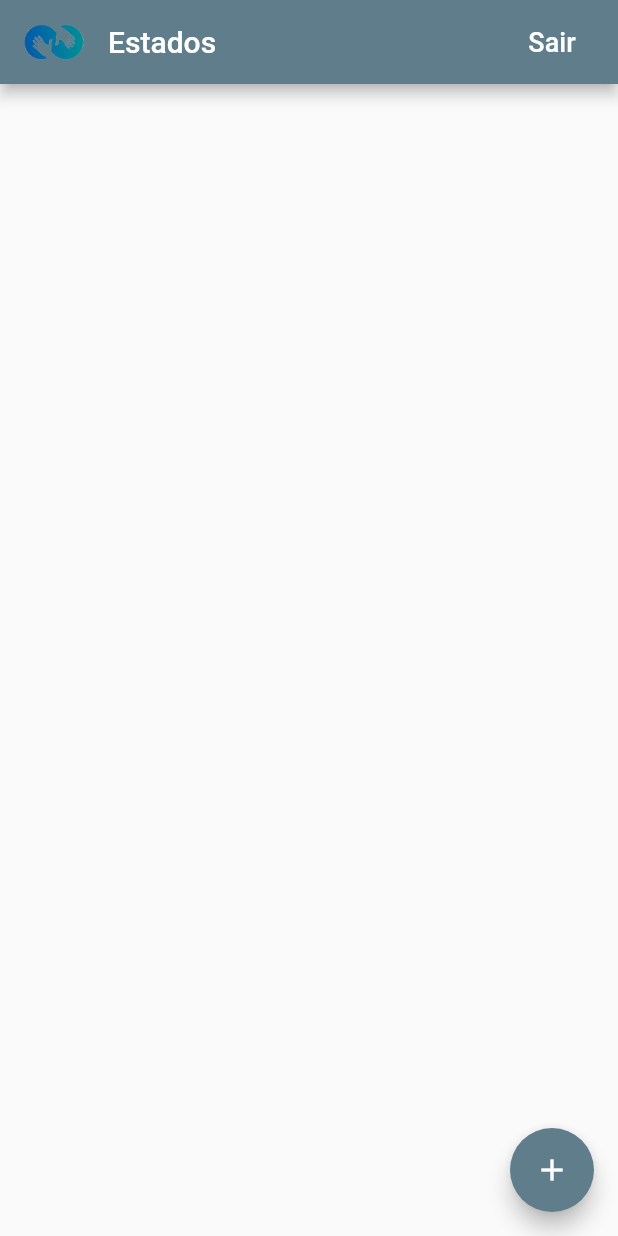
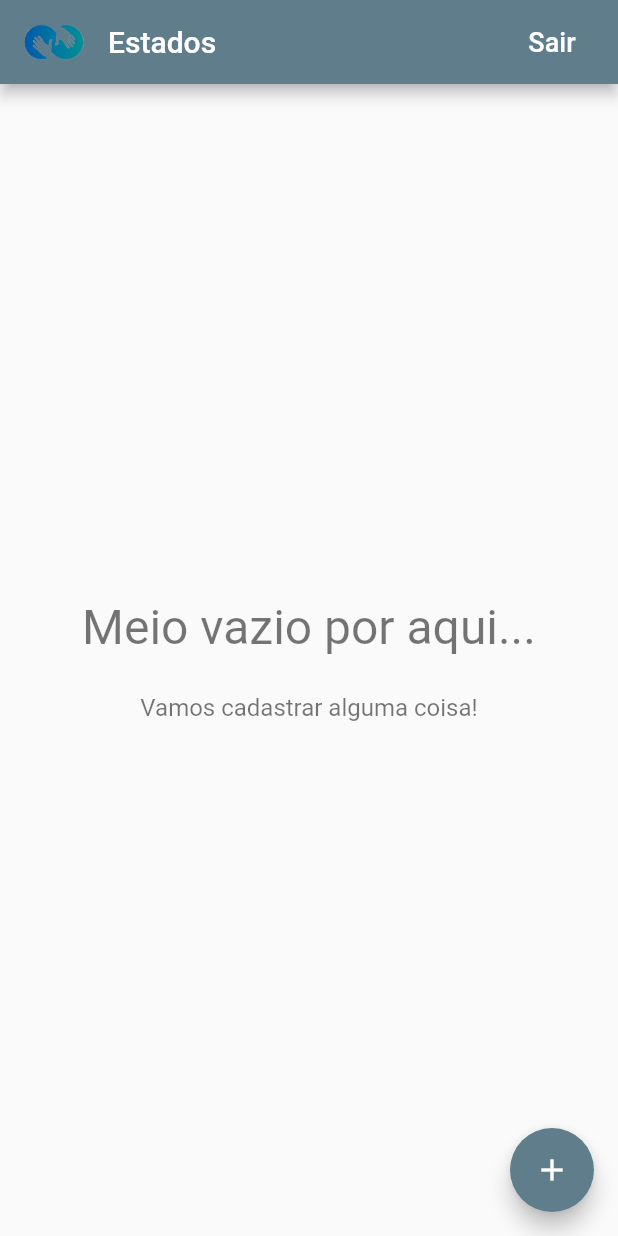
Before and after one commit to epsonlopesdev/inkluime, a Flutter app: the screen it shows once a user with an empty profile is signed in, on a phone screen of 412 x 824 dp. Run offline on Flutter 3.47's test engine with Material 2 defaults, Android fonts, the phone set to English and light mode, and no system bars; our stand-ins replace cloud_firestore, firebase_auth, google_sign_in; missing offline and left inert: flutter_facebook_login; accounts and stored records are empty.

Commit message:
Finalização do CRUD de Estados

```diff
--- a/lib/app/administracao/estado/estado_page.dart
+++ b/lib/app/administracao/estado/estado_page.dart
@@ -4,7 +4,6 @@ import 'package:app/custom_widget/platform_exception_alert_dialog.dart';
 import 'package:flutter/material.dart';
 import 'package:flutter/services.dart';
 import 'package:provider/provider.dart';
-
 import 'model/estado.dart';
 
 class EstadoPage extends StatefulWidget {
@@ -39,8 +38,6 @@ class _EstadoPageState extends State<EstadoPage> {
     if (widget.estado != null) {
       _nomeDoEstado = widget.estado.nomeDoEstado;
       _unidadeFederativa = widget.estado.unidadeFedarativa;
-      print('Estado: $_nomeDoEstado');
-      print('UF: $_unidadeFederativa');
     }
   }
 
--- /dev/null
+++ b/lib/app/administracao/estado/lista_de_itens_builder.dart
@@ -0,0 +1,45 @@
+import 'package:app/app/administracao/estado/sem_conteudo.dart';
+import 'package:flutter/material.dart';
+
+typedef ItemWidgetBuilder<T> = Widget Function(BuildContext context, T item);
+
+class ListItemsBuilder<T> extends StatelessWidget {
+  const ListItemsBuilder(
+      {Key key, @required this.snapshot, @required this.itemBuilder})
+      : super(key: key);
+  final AsyncSnapshot<List<T>> snapshot;
+  final ItemWidgetBuilder<T> itemBuilder;
+
+  @override
+  Widget build(BuildContext context) {
+    if (snapshot.hasData) {
+      final List<T> items = snapshot.data;
+      if (items.isNotEmpty) {
+        return _buildList(items);
+      } else {
+        return SemConteudo();
+      }
+    } else if (snapshot.hasError) {
+      return SemConteudo(
+        titulo: 'Algo deu errado...',
+        mensagem: 'Não foi possivel carregar o conteúdo',
+      );
+    }
+    return Center(
+      child: CircularProgressIndicator(),
+    );
+  }
+
+  Widget _buildList(List<T> items) {
+    return ListView.separated(
+      itemCount: items.length + 2,
+      separatorBuilder: (context, index) => Divider(height: 0.5),
+      itemBuilder: (context, index) {
+        if (index == 0 || index == items.length + 1) {
+          return Container();
+        }
+        return itemBuilder(context, items[index - 1]);
+      },
+    );
+  }
+}
--- /dev/null
+++ b/lib/app/administracao/estado/sem_conteudo.dart
@@ -0,0 +1,32 @@
+import 'package:flutter/material.dart';
+
+class SemConteudo extends StatelessWidget {
+  const SemConteudo(
+      {Key key,
+      this.titulo = 'Meio vazio por aqui...',
+      this.mensagem = 'Vamos cadastrar alguma coisa!'})
+      : super(key: key);
+
+  final String titulo;
+  final String mensagem;
+
+  @override
+  Widget build(BuildContext context) {
+    return Center(
+      child: Column(
+        mainAxisAlignment: MainAxisAlignment.center,
+        children: <Widget>[
+          Text(
+            titulo,
+            style: TextStyle(fontSize: 32, color: Colors.black54),
+          ),
+          SizedBox(height: 25,),
+          Text(
+            mensagem,
+            style: TextStyle(fontSize: 16, color: Colors.black54),
+          ),
+        ],
+      ),
+    );
+  }
+}
--- a/lib/app/administracao/estado/visualiza_page.dart
+++ b/lib/app/administracao/estado/visualiza_page.dart
@@ -1,9 +1,11 @@
 import 'package:app/app/administracao/estado/estado_page.dart';
+import 'package:app/app/administracao/estado/lista_de_itens_builder.dart';
 import 'package:app/app/administracao/estado/lista_tile.dart';
 import 'package:app/app/servicos/autorizacao.dart';
 import 'package:app/app/servicos/banco_de_dados.dart';
 import 'package:app/custom_widget/platform_alert_dialog.dart';
 import 'package:flutter/material.dart';
+import 'package:flutter/services.dart';
 import 'package:provider/provider.dart';
 import 'model/estado.dart';
 
@@ -26,6 +28,19 @@ class VisualizaEstadoPage extends StatelessWidget {
     ).show(context);
     if (encerramentoDaSessao == true) {
       _encerraSessao(context);
+    }
+  }
+
+  Future<void> _exclui(BuildContext context, Estado estado) async {
+    try{
+      final bancoDeDados = Provider.of<BancoDeDados>(context);
+      await bancoDeDados.excluiEstado(estado);
+    } on PlatformException catch (e) {
+      PlatformAlertDialog(
+        title: 'Algo deu errado... :(',
+        content: 'Não foi possivel excluir o estado.',
+        defaultActionText: 'Fechar',
+      ).show(context);
     }
   }
 
@@ -65,22 +80,21 @@ class VisualizaEstadoPage extends StatelessWidget {
     return StreamBuilder<List<Estado>>(
       stream: bancoDeDados.estadosStream(),
       builder: (context, instantaneo) {
-        if (instantaneo.hasData) {
-          final estados = instantaneo.data;
-          final children = estados
-              .map((estado) => ListaTileDeEstado(
+        return ListItemsBuilder<Estado>(
+            snapshot: instantaneo,
+            itemBuilder: (context, estado) => Dismissible(
+              background: Container(color: Colors.red,),
+              direction: DismissDirection.endToStart,
+              onDismissed: (direction) => _exclui(context, estado),
+              key: Key('estado-${estado.estadoId}'),
+              child: ListaTileDeEstado(
                     estado: estado,
                     aoClicar: () => EstadoPage.exibir(context, estado: estado),
-                  ))
-              .toList();
-          return ListView(children: children);
-        }
-        if (instantaneo.hasError) {
-          return Center(
-              child: Text('Parece que alguma coisa deu errado.... :('));
-        }
-        return Center(child: CircularProgressIndicator());
+                  ),
+            ),
+        );
       },
     );
   }
+
 }
```
Also changed, not shown: lib/app/servicos/banco_de_dados.dart (+10 -1 lines), lib/app/servicos/firestore.dart (+9 -3 lines).
